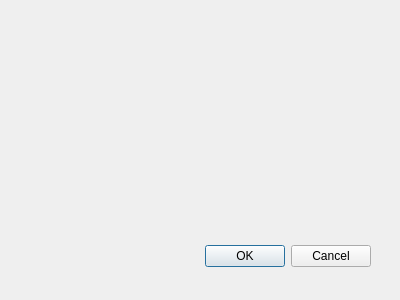
Old version of the form configuration.ui in the repository sarahkw/swgetf0.
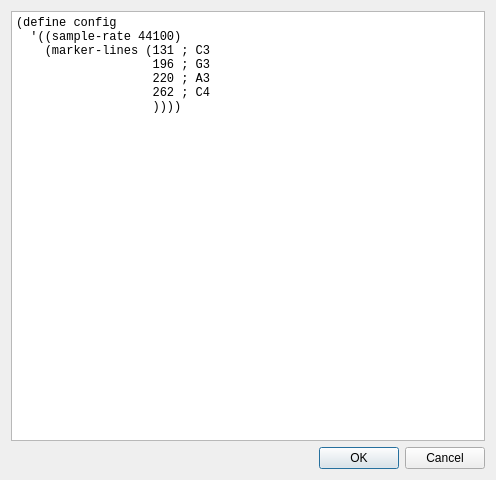
New version of the form.

Commit message: configuration UI: test config

Patch:
```diff
--- a/configuration.ui
+++ b/configuration.ui
@@ -8,22 +8,35 @@
    <rect>
     <x>0</x>
     <y>0</y>
-    <width>400</width>
-    <height>300</height>
+    <width>496</width>
+    <height>480</height>
    </rect>
   </property>
   <property name="windowTitle">
    <string>Dialog</string>
   </property>
-  <widget name="buttonBox" class="QDialogButtonBox">
-   <property name="geometry">
-    <rect>
-     <x>30</x>
-     <y>240</y>
-     <width>341</width>
-     <height>32</height>
-    </rect>
-   </property>
+  <layout class="QVBoxLayout" name="verticalLayout">
+   <item>
+    <widget class="QPlainTextEdit" name="plainTextEdit">
+     <property name="font">
+      <font>
+       <family>Monospace</family>
+      </font>
+     </property>
+     <property name="plainText">
+      <string>(define config
+  '((sample-rate 44100)
+    (marker-lines (131 ; C3
+                   196 ; G3
+                   220 ; A3
+                   262 ; C4
+                   ))))
+</string>
+     </property>
+    </widget>
+   </item>
+   <item>
+    <widget class="QDialogButtonBox" name="buttonBox">
    <property name="orientation">
     <enum>Qt::Horizontal</enum>
    </property>
@@ -31,6 +44,8 @@
     <set>QDialogButtonBox::Cancel|QDialogButtonBox::Ok</set>
    </property>
   </widget>
+   </item>
+  </layout>
  </widget>
  <pixmapfunction/>
  <resources/>
```
Left out of the diff: 9 changed lines with no effect on the pictures. Lines whose indentation alone changed are shown as unchanged.
